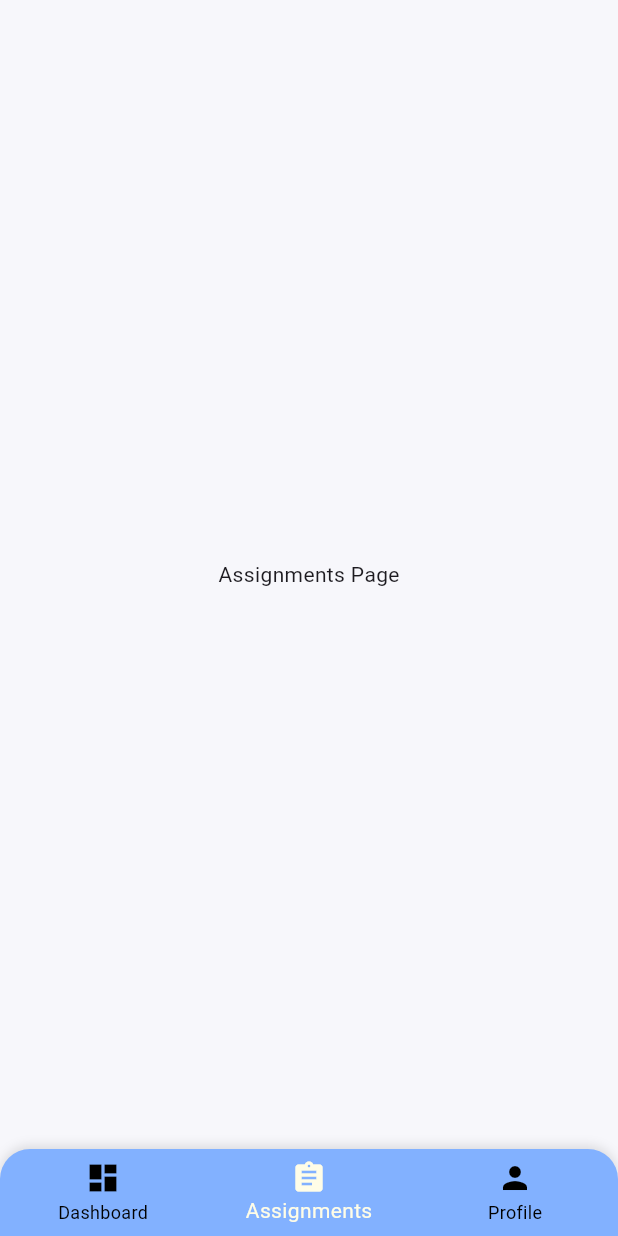
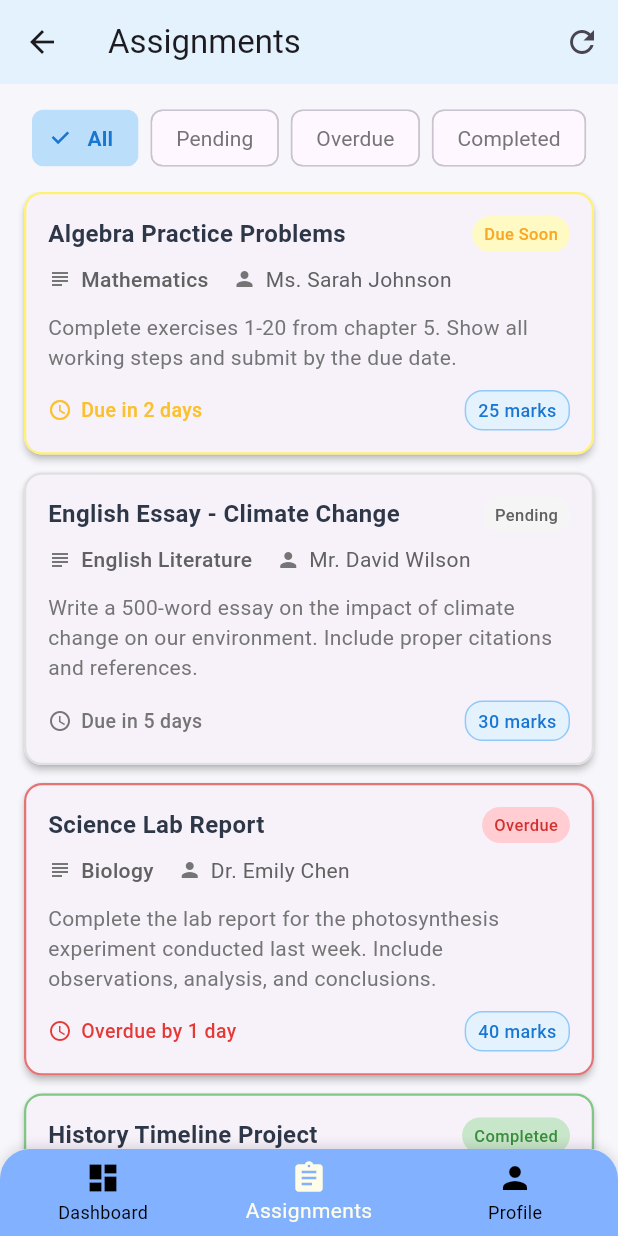
Before and after one commit to pilot32/school_app_mobile, a Flutter app: the StudentDashboardScreen screen opened by its route, item 2 of the bottom bar chosen, on a phone screen of 412 x 824 dp. Run offline on Flutter 3.47's test engine with Material 3 defaults, Android fonts, the phone set to English and light mode, and no system bars; missing offline and left inert: syncfusion_flutter_pdfviewer.

Commit message:
Fixing student assignment view

```diff
--- /dev/null
+++ b/lib/data/models/homework.dart
@@ -0,0 +1,78 @@
+class Homework {
+  final String id;
+  final String title;
+  final String details;
+  final String subjectName;
+  final String subjectTeacherName;
+  final DateTime dueDate;
+  final DateTime assignedDate;
+  final String? attachmentUrl;
+  final bool isCompleted;
+  final int? maxMarks;
+
+  Homework({
+    required this.id,
+    required this.title,
+    required this.details,
+    required this.subjectName,
+    required this.subjectTeacherName,
+    required this.dueDate,
+    required this.assignedDate,
+    this.attachmentUrl,
+    this.isCompleted = false,
+    this.maxMarks,
+  });
+
+  // Factory constructor for creating from JSON (for backend integration)
+  factory Homework.fromJson(Map<String, dynamic> json) {
+    return Homework(
+      id: json['id'] ?? '',
+      title: json['title'] ?? '',
+      details: json['details'] ?? '',
+      subjectName: json['subject_name'] ?? '',
+      subjectTeacherName: json['subject_teacher_name'] ?? '',
+      dueDate: DateTime.parse(json['due_date']),
+      assignedDate: DateTime.parse(json['assigned_date']),
+      attachmentUrl: json['attachment_url'],
+      isCompleted: json['is_completed'] ?? false,
+      maxMarks: json['max_marks'],
+    );
+  }
+
+  // Convert to JSON (for backend integration)
+  Map<String, dynamic> toJson() {
+    return {
+      'id': id,
+      'title': title,
+      'details': details,
+      'subject_name': subjectName,
+      'subject_teacher_name': subjectTeacherName,
+      'due_date': dueDate.toIso8601String(),
+      'assigned_date': assignedDate.toIso8601String(),
+      'attachment_url': attachmentUrl,
+      'is_completed': isCompleted,
+      'max_marks': maxMarks,
+    };
+  }
+
+  // Helper method to check if homework is overdue
+  bool get isOverdue {
+    return !isCompleted && DateTime.now().isAfter(dueDate);
+  }
+
+  // Helper method to get days until due
+  int get daysUntilDue {
+    final now = DateTime.now();
+    final difference = dueDate.difference(now).inDays;
+    return difference;
+  }
+
+  // Helper method to get urgency level
+  String get urgencyLevel {
+    if (isCompleted) return 'completed';
+    if (isOverdue) return 'overdue';
+    if (daysUntilDue <= 1) return 'urgent';
+    if (daysUntilDue <= 3) return 'soon';
+    return 'normal';
+  }
+}
--- a/lib/features/dashboard/presentation/principal/principal_dashboard_new.dart
+++ b/lib/features/dashboard/presentation/principal/principal_dashboard_new.dart
@@ -161,7 +161,7 @@ class _PrincipalDashboardState extends State<PrincipalDashboardNew> {
 
       child: Container(
         decoration: BoxDecoration(
-          image: DecorationImage(image: AssetImage(assets))
+          // image: DecorationImage(image: AssetImage(assets))
         ),
         child: Scaffold(
 
--- /dev/null
+++ b/lib/features/dashboard/presentation/student/assignments_page.dart
@@ -0,0 +1,299 @@
+import 'package:flutter/material.dart';
+import '../../../../data/models/homework.dart';
+import 'widgets/homework_widget.dart';
+
+class AssignmentsPage extends StatefulWidget {
+  const AssignmentsPage({super.key});
+
+  @override
+  State<AssignmentsPage> createState() => _AssignmentsPageState();
+}
+
+class _AssignmentsPageState extends State<AssignmentsPage> {
+  List<Homework> _homeworkList = [];
+  bool _isLoading = true;
+  String _selectedFilter = 'all'; // all, pending, completed, overdue
+
+  @override
+  void initState() {
+    super.initState();
+    _fetchHomework();
+  }
+
+  Future<void> _fetchHomework() async {
+    setState(() => _isLoading = true);
+
+    // Simulate API call delay
+    await Future.delayed(const Duration(milliseconds: 800));
+
+    // Mock data - replace with actual API call
+    _homeworkList = [
+      Homework(
+        id: '1',
+        title: 'Algebra Practice Problems',
+        details: 'Complete exercises 1-20 from chapter 5. Show all working steps and submit by the due date.',
+        subjectName: 'Mathematics',
+        subjectTeacherName: 'Ms. Sarah Johnson',
+        dueDate: DateTime.now().add(const Duration(days: 2)),
+        assignedDate: DateTime.now().subtract(const Duration(days: 3)),
+        maxMarks: 25,
+      ),
+      Homework(
+        id: '2',
+        title: 'English Essay - Climate Change',
+        details: 'Write a 500-word essay on the impact of climate change on our environment. Include proper citations and references.',
+        subjectName: 'English Literature',
+        subjectTeacherName: 'Mr. David Wilson',
+        dueDate: DateTime.now().add(const Duration(days: 5)),
+        assignedDate: DateTime.now().subtract(const Duration(days: 1)),
+        maxMarks: 30,
+      ),
+      Homework(
+        id: '3',
+        title: 'Science Lab Report',
+        details: 'Complete the lab report for the photosynthesis experiment conducted last week. Include observations, analysis, and conclusions.',
+        subjectName: 'Biology',
+        subjectTeacherName: 'Dr. Emily Chen',
+        dueDate: DateTime.now().subtract(const Duration(days: 1)), // Overdue
+        assignedDate: DateTime.now().subtract(const Duration(days: 7)),
+        maxMarks: 40,
+      ),
+      Homework(
+        id: '4',
+        title: 'History Timeline Project',
+        details: 'Create a timeline of major events during World War II. Include dates, key figures, and their significance.',
+        subjectName: 'History',
+        subjectTeacherName: 'Mr. Robert Smith',
+        dueDate: DateTime.now().add(const Duration(days: 1)),
+        assignedDate: DateTime.now().subtract(const Duration(days: 2)),
+        maxMarks: 35,
+        isCompleted: true,
+      ),
+      Homework(
+        id: '5',
+        title: 'Physics Problem Set',
+        details: 'Solve problems 1-15 from the mechanics chapter. Show detailed calculations and explain your reasoning.',
+        subjectName: 'Physics',
+        subjectTeacherName: 'Dr. Michael Brown',
+        dueDate: DateTime.now().add(const Duration(days: 7)),
+        assignedDate: DateTime.now().subtract(const Duration(days: 1)),
+        maxMarks: 50,
+      ),
+    ];
+
+    setState(() => _isLoading = false);
+  }
+
+  List<Homework> get _filteredHomework {
+    switch (_selectedFilter) {
+      case 'pending':
+        return _homeworkList.where((h) => !h.isCompleted && !h.isOverdue).toList();
+      case 'completed':
+        return _homeworkList.where((h) => h.isCompleted).toList();
+      case 'overdue':
+        return _homeworkList.where((h) => h.isOverdue).toList();
+      default:
+        return _homeworkList;
+    }
+  }
+
+  @override
+  Widget build(BuildContext context) {
+    return Scaffold(
+      appBar: AppBar(
+        title: const Text('Assignments'),
+        backgroundColor: Colors.blue[50],
+        elevation: 0,
+        actions: [
+          IconButton(
+            icon: const Icon(Icons.refresh),
+            onPressed: _fetchHomework,
+          ),
+        ],
+      ),
+      body: Column(
+        children: [
+          // Filter chips
+          Container(
+            padding: const EdgeInsets.symmetric(horizontal: 16, vertical: 12),
+            child: SingleChildScrollView(
+              scrollDirection: Axis.horizontal,
+              child: Row(
+                children: [
+                  _buildFilterChip('all', 'All'),
+                  const SizedBox(width: 8),
+                  _buildFilterChip('pending', 'Pending'),
+                  const SizedBox(width: 8),
+                  _buildFilterChip('overdue', 'Overdue'),
+                  const SizedBox(width: 8),
+                  _buildFilterChip('completed', 'Completed'),
+                ],
+              ),
+            ),
+          ),
+
+          // Homework list
+          Expanded(
+            child: _isLoading
+                ? const Center(child: CircularProgressIndicator())
+                : _filteredHomework.isEmpty
+                    ? _buildEmptyState()
+                    : ListView.builder(
+                        padding: const EdgeInsets.symmetric(horizontal: 16),
+                        itemCount: _filteredHomework.length,
+                        itemBuilder: (context, index) {
+                          final homework = _filteredHomework[index];
+                          return HomeworkWidget(
+                            homework: homework,
+                            onTap: () => _showHomeworkDetails(homework),
+                          );
+                        },
+                      ),
+          ),
+        ],
+      ),
+    );
+  }
+
+  Widget _buildFilterChip(String value, String label) {
+    final isSelected = _selectedFilter == value;
+    return FilterChip(
+      label: Text(label),
+      selected: isSelected,
+      onSelected: (selected) {
+        setState(() {
+          _selectedFilter = value;
+        });
+      },
+      selectedColor: Colors.blue[100],
+      checkmarkColor: Colors.blue[700],
+      labelStyle: TextStyle(
+        color: isSelected ? Colors.blue[700] : Colors.grey[600],
+        fontWeight: isSelected ? FontWeight.w600 : FontWeight.normal,
+      ),
+    );
+  }
+
+  Widget _buildEmptyState() {
+    String message;
+    IconData icon;
+
+    switch (_selectedFilter) {
+      case 'pending':
+        message = 'No pending assignments';
+        icon = Icons.check_circle_outline;
+        break;
+      case 'completed':
+        message = 'No completed assignments';
+        icon = Icons.assignment_turned_in;
+        break;
+      case 'overdue':
+        message = 'No overdue assignments';
+        icon = Icons.schedule;
+        break;
+      default:
+        message = 'No assignments found';
+        icon = Icons.assignment_outlined;
+    }
+
+    return Center(
+      child: Column(
+        mainAxisAlignment: MainAxisAlignment.center,
+        children: [
+          Icon(
+            icon,
+            size: 64,
+            color: Colors.grey[400],
+          ),
+          const SizedBox(height: 16),
+          Text(
+            message,
+            style: TextStyle(
+              fontSize: 18,
+              color: Colors.grey[600],
+              fontWeight: FontWeight.w500,
+            ),
+          ),
+          const SizedBox(height: 8),
+          Text(
+            'Check back later for new assignments',
+            style: TextStyle(
+              fontSize: 14,
+              color: Colors.grey[500],
+            ),
+          ),
+        ],
+      ),
+    );
+  }
+
+  void _showHomeworkDetails(Homework homework) {
+    showDialog(
+      context: context,
+      builder: (context) => AlertDialog(
+        title: Text(homework.title),
+        content: SingleChildScrollView(
+          child: Column(
+            crossAxisAlignment: CrossAxisAlignment.start,
+            mainAxisSize: MainAxisSize.min,
+            children: [
+              _buildDetailRow('Subject', homework.subjectName),
+              _buildDetailRow('Teacher', homework.subjectTeacherName),
+              _buildDetailRow('Due Date', _formatDate(homework.dueDate)),
+              _buildDetailRow('Assigned Date', _formatDate(homework.assignedDate)),
+              if (homework.maxMarks != null)
+                _buildDetailRow('Max Marks', '${homework.maxMarks}'),
+              const SizedBox(height: 12),
+              const Text(
+                'Details:',
+                style: TextStyle(fontWeight: FontWeight.bold),
+              ),
+              const SizedBox(height: 4),
+              Text(homework.details),
+            ],
+          ),
+        ),
+        actions: [
+          TextButton(
+            onPressed: () => Navigator.of(context).pop(),
+            child: const Text('Close'),
+          ),
+          if (!homework.isCompleted)
+            ElevatedButton(
+              onPressed: () {
+                // TODO: Implement mark as completed functionality
+                Navigator.of(context).pop();
+                ScaffoldMessenger.of(context).showSnackBar(
+                  const SnackBar(content: Text('Mark as completed functionality coming soon!')),
+                );
+              },
+              child: const Text('Mark Complete'),
+            ),
+        ],
+      ),
+    );
+  }
+
+  Widget _buildDetailRow(String label, String value) {
+    return Padding(
+      padding: const EdgeInsets.only(bottom: 8),
+      child: Row(
+        crossAxisAlignment: CrossAxisAlignment.start,
+        children: [
+          SizedBox(
+            width: 80,
+            child: Text(
+              '$label:',
+              style: const TextStyle(fontWeight: FontWeight.w500),
+            ),
+          ),
+          Expanded(child: Text(value)),
+        ],
+      ),
+    );
+  }
+
+  String _formatDate(DateTime date) {
+    return '${date.day}/${date.month}/${date.year}';
+  }
+}
--- a/lib/features/dashboard/presentation/student/student_dashboard.dart
+++ b/lib/features/dashboard/presentation/student/student_dashboard.dart
@@ -10,6 +10,7 @@ import '../../../../data/models/student.dart';
 import '../../../core/student_provider.dart';
 import 'announcements_page.dart';
 import 'attendance_report.dart';
+import 'assignments_page.dart';
 
 class StudentDashboardScreen extends StatefulWidget {
   const StudentDashboardScreen({super.key});
@@ -39,7 +40,7 @@ class _StudentDashboardScreenState extends State<StudentDashboardScreen> {
 
     final List<Widget> _pages = [
       _DashboardBody(student: student),
-      const Center(child: Text('Assignments Page')), // replace later
+      const AssignmentsPage(),
       const Center(child: Text('Profile Page')),     // replace later
     ];
 
--- /dev/null
+++ b/lib/features/dashboard/presentation/student/widgets/homework_widget.dart
@@ -0,0 +1,263 @@
+import 'package:flutter/material.dart';
+import '../../../../../data/models/homework.dart';
+
+class HomeworkWidget extends StatelessWidget {
+  final Homework homework;
+  final VoidCallback? onTap;
+
+  const HomeworkWidget({
+    super.key,
+    required this.homework,
+    this.onTap,
+  });
+
+  @override
+  Widget build(BuildContext context) {
+    return Card(
+      margin: const EdgeInsets.only(bottom: 12),
+      elevation: 2,
+      shape: RoundedRectangleBorder(
+        borderRadius: BorderRadius.circular(12),
+        side: BorderSide(
+          color: _getBorderColor(),
+          width: 1.5,
+        ),
+      ),
+      child: InkWell(
+        onTap: onTap,
+        borderRadius: BorderRadius.circular(12),
+        child: Padding(
+          padding: const EdgeInsets.all(16),
+          child: Column(
+            crossAxisAlignment: CrossAxisAlignment.start,
+            children: [
+              // Header with title and status
+              Row(
+                crossAxisAlignment: CrossAxisAlignment.start,
+                children: [
+                  Expanded(
+                    child: Text(
+                      homework.title,
+                      style: const TextStyle(
+                        fontSize: 16,
+                        fontWeight: FontWeight.bold,
+                        color: Color(0xFF2D3748),
+                      ),
+                    ),
+                  ),
+                  const SizedBox(width: 8),
+                  _buildStatusChip(),
+                ],
+              ),
+
+              const SizedBox(height: 8),
+
+              // Subject and Teacher info
+              Row(
+                children: [
+                  Icon(
+                    Icons.subject,
+                    size: 16,
+                    color: Colors.grey[600],
+                  ),
+                  const SizedBox(width: 6),
+                  Text(
+                    homework.subjectName,
+                    style: TextStyle(
+                      fontSize: 14,
+                      fontWeight: FontWeight.w500,
+                      color: Colors.grey[700],
+                    ),
+                  ),
+                  const SizedBox(width: 16),
+                  Icon(
+                    Icons.person,
+                    size: 16,
+                    color: Colors.grey[600],
+                  ),
+                  const SizedBox(width: 6),
+                  Expanded(
+                    child: Text(
+                      homework.subjectTeacherName,
+                      style: TextStyle(
+                        fontSize: 14,
+                        color: Colors.grey[700],
+                      ),
+                    ),
+                  ),
+                ],
+              ),
+
+              const SizedBox(height: 12),
+
+              // Details
+              if (homework.details.isNotEmpty) ...[
+                Text(
+                  homework.details,
+                  style: TextStyle(
+                    fontSize: 14,
+                    color: Colors.grey[600],
+                    height: 1.4,
+                  ),
+                  maxLines: 3,
+                  overflow: TextOverflow.ellipsis,
+                ),
+                const SizedBox(height: 12),
+              ],
+
+              // Footer with due date and marks
+              Row(
+                mainAxisAlignment: MainAxisAlignment.spaceBetween,
+                children: [
+                  // Due date
+                  Row(
+                    children: [
+                      Icon(
+                        Icons.schedule,
+                        size: 16,
+                        color: _getDueDateColor(),
+                      ),
+                      const SizedBox(width: 6),
+                      Text(
+                        _formatDueDate(),
+                        style: TextStyle(
+                          fontSize: 13,
+                          fontWeight: FontWeight.w500,
+                          color: _getDueDateColor(),
+                        ),
+                      ),
+                    ],
+                  ),
+
+                  // Marks (if available)
+                  if (homework.maxMarks != null) ...[
+                    Container(
+                      padding: const EdgeInsets.symmetric(horizontal: 8, vertical: 4),
+                      decoration: BoxDecoration(
+                        color: Colors.blue[50],
+                        borderRadius: BorderRadius.circular(12),
+                        border: Border.all(color: Colors.blue[200]!),
+                      ),
+                      child: Text(
+                        '${homework.maxMarks} marks',
+                        style: TextStyle(
+                          fontSize: 12,
+                          fontWeight: FontWeight.w500,
+                          color: Colors.blue[700],
+                        ),
+                      ),
+                    ),
+                  ],
+                ],
+              ),
+            ],
+          ),
+        ),
+      ),
+    );
+  }
+
+  Widget _buildStatusChip() {
+    final urgency = homework.urgencyLevel;
+    Color backgroundColor;
+    Color textColor;
+    String text;
+
+    switch (urgency) {
+      case 'completed':
+        backgroundColor = Colors.green[100]!;
+        textColor = Colors.green[700]!;
+        text = 'Completed';
+        break;
+      case 'overdue':
+        backgroundColor = Colors.red[100]!;
+        textColor = Colors.red[700]!;
+        text = 'Overdue';
+        break;
+      case 'urgent':
+        backgroundColor = Colors.orange[100]!;
+        textColor = Colors.orange[700]!;
+        text = 'Due Soon';
+        break;
+      case 'soon':
+        backgroundColor = Colors.yellow[100]!;
+        textColor = Colors.yellow[800]!;
+        text = 'Due Soon';
+        break;
+      default:
+        backgroundColor = Colors.grey[100]!;
+        textColor = Colors.grey[700]!;
+        text = 'Pending';
+    }
+
+    return Container(
+      padding: const EdgeInsets.symmetric(horizontal: 8, vertical: 4),
+      decoration: BoxDecoration(
+        color: backgroundColor,
+        borderRadius: BorderRadius.circular(12),
+      ),
+      child: Text(
+        text,
+        style: TextStyle(
+          fontSize: 11,
+          fontWeight: FontWeight.w500,
+          color: textColor,
+        ),
+      ),
+    );
+  }
+
+  Color _getBorderColor() {
+    final urgency = homework.urgencyLevel;
+    switch (urgency) {
+      case 'completed':
+        return Colors.green[300]!;
+      case 'overdue':
+        return Colors.red[300]!;
+      case 'urgent':
+        return Colors.orange[300]!;
+      case 'soon':
+        return Colors.yellow[300]!;
+      default:
+        return Colors.grey[300]!;
+    }
+  }
+
+  Color _getDueDateColor() {
+    final urgency = homework.urgencyLevel;
+    switch (urgency) {
+      case 'completed':
+        return Colors.green[600]!;
+      case 'overdue':
+        return Colors.red[600]!;
+      case 'urgent':
+        return Colors.orange[600]!;
+      case 'soon':
+        return Colors.yellow[700]!;
+      default:
+        return Colors.grey[600]!;
+    }
+  }
+
+  String _formatDueDate() {
+    if (homework.isCompleted) {
+      return 'Completed';
+    }
+
+    final now = DateTime.now();
+    final dueDate = homework.dueDate;
+    final difference = dueDate.difference(now).inDays;
+
+    if (difference == 0) {
+      return 'Due today';
+    } else if (difference == 1) {
+      return 'Due tomorrow';
+    } else if (difference > 1) {
+      return 'Due in $difference days';
+    } else {
+      // Overdue
+      final overdueDays = now.difference(dueDate).inDays;
+      return 'Overdue by $overdueDays day${overdueDays == 1 ? '' : 's'}';
+    }
+  }
+}
--- a/pubspec.yaml
+++ b/pubspec.yaml
@@ -14,8 +14,7 @@ dependencies:
   shared_preferences: ^2.1.0
   flutter_svg: ^1.1.0
   syncfusion_flutter_pdfviewer: ^31.1.21
-  assets:
-    - assets/images/"dashbaoard_image.png"
+
 
 
 dev_dependencies:
@@ -24,5 +23,3 @@ dev_dependencies:
   flutter_lints: ^2.0.0
 flutter:
   uses-material-design: true
-  assets:
-    - assets/images/"dashbaoard_image.png"
```
Also changed, not shown: lib/features/dashboard/presentation/student/student_profile.dart (+59 -4 lines).
